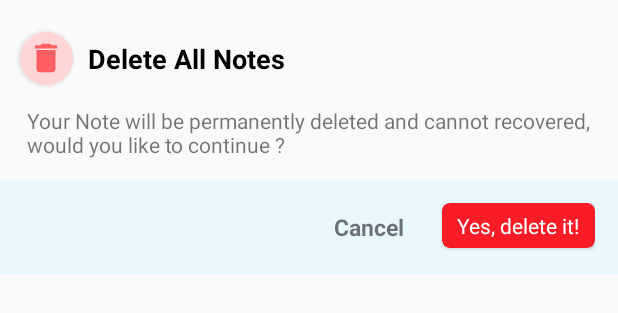
After one commit to adpth/Note-App, an Android app: the layout delete_dialog.xml on its own in the app's theme, with its tools: preview values and no code run, on a phone screen of 412 x 824 dp. The commit adds this screen. Shown: the top 313 px of the screen. Run offline under Robolectric (Android 15) with nearby library versions, the phone set to English and light mode, and no system bars.

Commit message:
Added Alert Dialog, Search Functionality

```diff
--- a/app/src/main/java/com/adpth/noteapp/NoteAdapter.java
+++ b/app/src/main/java/com/adpth/noteapp/NoteAdapter.java
@@ -66,6 +66,7 @@ public class NoteAdapter extends RecyclerView.Adapter<NoteAdapter.ViewHolder> {
     public static class ViewHolder extends RecyclerView.ViewHolder {
 
         TextView textTitle,textDescp,textTime;
+
         public ViewHolder(@NonNull View itemView) {
             super(itemView);
             textTitle = itemView.findViewById(R.id.title);
--- a/app/src/main/java/com/adpth/noteapp/NoteDetailActivity.java
+++ b/app/src/main/java/com/adpth/noteapp/NoteDetailActivity.java
@@ -6,8 +6,6 @@ import androidx.appcompat.app.AppCompatActivity;
 import android.content.Intent;
 import android.os.Bundle;
 import android.text.TextUtils;
-import android.view.Menu;
-import android.view.MenuItem;
 import android.view.View;
 import android.widget.Button;
 import android.widget.EditText;
--- /dev/null
+++ b/app/src/main/res/drawable-v21/ripple.xml
@@ -0,0 +1,7 @@
+<?xml version="1.0" encoding="utf-8"?>
+<ripple android:color="#E975D3FF"  xmlns:android="http://schemas.android.com/apk/res/android">
+
+    <item android:id="@+id/mask"
+        android:drawable="@color/ripple"/>
+
+</ripple>
--- /dev/null
+++ b/app/src/main/res/drawable/ic_delete.xml
@@ -0,0 +1,5 @@
+<vector android:height="24dp" android:tint="#FF5F63"
+    android:viewportHeight="24" android:viewportWidth="24"
+    android:width="24dp" xmlns:android="http://schemas.android.com/apk/res/android">
+    <path android:fillColor="@android:color/white" android:pathData="M6,19c0,1.1 0.9,2 2,2h8c1.1,0 2,-0.9 2,-2V7H6v12zM19,4h-3.5l-1,-1h-5l-1,1H5v2h14V4z"/>
+</vector>
--- /dev/null
+++ b/app/src/main/res/drawable/ripple.xml
@@ -0,0 +1,9 @@
+<?xml version="1.0" encoding="utf-8"?>
+<ripple xmlns:tools="http://schemas.android.com/tools"
+    android:color="#E975D3FF"  xmlns:android="http://schemas.android.com/apk/res/android"
+    tools:targetApi="lollipop">
+
+    <item android:id="@+id/mask"
+        android:drawable="@color/ripple"/>
+
+</ripple>
--- /dev/null
+++ b/app/src/main/res/layout/delete_dialog.xml
@@ -0,0 +1,125 @@
+<?xml version="1.0" encoding="utf-8"?>
+<LinearLayout
+    xmlns:android="http://schemas.android.com/apk/res/android"
+    xmlns:app="http://schemas.android.com/apk/res-auto"
+    android:layout_width="match_parent"
+    android:orientation="vertical"
+    android:layout_height="wrap_content">
+
+    <androidx.constraintlayout.widget.ConstraintLayout
+        android:id="@+id/constaints"
+        android:layout_width="match_parent"
+        android:layout_height="wrap_content"
+        android:paddingEnd="10dp"
+        android:paddingStart="10dp"
+        android:paddingTop="18dp">
+
+        <androidx.cardview.widget.CardView
+            android:id="@+id/cardView"
+            android:layout_width="35dp"
+            android:layout_height="35dp"
+            android:layout_margin="3dp"
+            android:layout_marginStart="40dp"
+            android:layout_marginTop="50dp"
+            android:layout_weight="0"
+            app:cardBackgroundColor="@color/delete_dialog_bg"
+            app:cardCornerRadius="20dp"
+            app:layout_constraintStart_toStartOf="parent"
+            app:layout_constraintTop_toTopOf="parent">
+
+            <RelativeLayout
+                android:layout_width="match_parent"
+                android:layout_height="match_parent"
+                android:background="@color/delete_dialog_bg"
+                android:clickable="true"
+                android:focusable="true">
+
+                <ImageView
+                    android:layout_width="25dp"
+                    android:layout_height="25dp"
+                    android:layout_centerHorizontal="true"
+                    android:layout_centerVertical="true"
+                    android:background="@drawable/ic_delete"
+                    android:contentDescription="@string/update" />
+
+            </RelativeLayout>
+
+        </androidx.cardview.widget.CardView>
+
+        <TextView
+            android:id="@+id/textView3"
+            android:layout_width="wrap_content"
+            android:layout_height="wrap_content"
+            android:layout_marginStart="10dp"
+            android:text="@string/delete_all_notes"
+            android:textColor="@android:color/black"
+            android:textSize="18sp"
+            android:textStyle="bold"
+            app:layout_constraintBottom_toBottomOf="@+id/cardView"
+            app:layout_constraintStart_toEndOf="@+id/cardView"
+            app:layout_constraintTop_toTopOf="@+id/cardView" />
+
+        <TextView
+            android:id="@+id/textView4"
+            android:layout_width="wrap_content"
+            android:layout_height="wrap_content"
+            android:layout_marginStart="8dp"
+            android:layout_marginTop="14dp"
+            android:text="@string/your_note_will_be_permanently_deleted_and_cannot_recovered_would_you_like_to_continue"
+            app:layout_constraintStart_toStartOf="parent"
+            app:layout_constraintTop_toBottomOf="@+id/cardView" />
+
+    </androidx.constraintlayout.widget.ConstraintLayout>
+
+    <RelativeLayout
+        android:layout_width="match_parent"
+        android:layout_height="wrap_content"
+        android:layout_marginTop="14dp"
+        android:background="#E9F8FF">
+
+        <LinearLayout
+            android:layout_width="wrap_content"
+            android:layout_height="wrap_content"
+            android:layout_alignParentTop="true"
+            android:layout_alignParentEnd="true"
+            android:layout_margin="15dp">
+
+            <TextView
+                android:id="@+id/cancel"
+                android:layout_width="wrap_content"
+                android:layout_height="wrap_content"
+                android:ellipsize="end"
+                android:background="@drawable/ripple"
+                android:layout_marginEnd="20dp"
+                android:lines="1"
+                android:padding="5dp"
+                android:text="@string/cancel"
+                android:textSize="15sp"
+                android:textStyle="bold" />
+
+            <androidx.cardview.widget.CardView
+                android:layout_width="wrap_content"
+                android:layout_height="wrap_content"
+                app:cardBackgroundColor="#F71C26"
+                android:clickable="true"
+                app:cardCornerRadius="5dp"
+                android:focusable="true">
+
+                <TextView
+                    android:id="@+id/delete"
+                    android:layout_width="wrap_content"
+                    android:layout_height="wrap_content"
+                    android:paddingLeft="10dp"
+                    android:paddingTop="5dp"
+                    android:paddingRight="10dp"
+                    android:paddingBottom="5dp"
+                    android:text="@string/yes_delete_it"
+                    android:textColor="@android:color/white" />
+
+            </androidx.cardview.widget.CardView>
+
+        </LinearLayout>
+
+    </RelativeLayout>
+
+</LinearLayout>
--- a/app/src/main/res/layout/design_note.xml
+++ b/app/src/main/res/layout/design_note.xml
@@ -4,8 +4,8 @@
     android:layout_width="match_parent"
     android:layout_marginLeft="8dp"
     android:layout_marginRight="8dp"
-    android:layout_marginTop="10dp"
-    android:layout_marginBottom="10dp"
+    android:layout_marginTop="5dp"
+    android:layout_marginBottom="5dp"
     android:layout_height="wrap_content"
     android:orientation="vertical"
     app:cardCornerRadius="5dp">
--- a/app/src/main/res/values/colors.xml
+++ b/app/src/main/res/values/colors.xml
@@ -17,4 +17,9 @@
     <color name="logout_color">#C9294F</color>
     <color name="logout_color_bg">#F8D5E3</color>
 
+    <color name="delete_dialog">#FF5F63</color>
+    <color name="delete_dialog_bg">#FFD5D6</color>
+
+    <color name="ripple">#E9F8FF</color>
+
 </resources>
--- a/app/src/main/res/values/strings.xml
+++ b/app/src/main/res/values/strings.xml
@@ -9,7 +9,6 @@
     <string name="edit_note">Edit Note</string>
     <string name="delete_note">Delete Note</string>
     <string name="create_note">Create Note</string>
-    <string name="cancel">Cancel</string>
     <string name="description">Description</string>
     <string name="add_title">Add Title</string>
     <string name="title">Title</string>
@@ -26,5 +25,9 @@
     <string name="version_1_0_0">Version : 1.0.0</string>
     <string name="create_your_own_note_now">Create your own Note now !</string>
     <string name="profile_bg">profile_bg</string>
+    <string name="delete_all_notes">Delete All Notes</string>
+    <string name="your_note_will_be_permanently_deleted_and_cannot_recovered_would_you_like_to_continue">Your Note will be permanently deleted and cannot recovered, would you like to continue ?</string>
+    <string name="cancel">Cancel</string>
+    <string name="yes_delete_it">Yes, delete it!</string>
 
 </resources>
--- a/app/src/main/res/values/styles.xml
+++ b/app/src/main/res/values/styles.xml
@@ -7,4 +7,8 @@
         <item name="colorAccent">@color/colorAccent</item>
     </style>
 
+    <style name="CustomAlertDialog" parent="Theme.AppCompat.Light.Dialog.Alert">
+        <item name="android:windowBackground">@drawable/progress_bg</item>
+    </style>
+
 </resources>
```
Also changed, not shown: app/src/main/java/com/adpth/noteapp/EditNoteActivity.java (+7 -4 lines), app/src/main/java/com/adpth/noteapp/MainActivity.java (+87 -27 lines), app/src/main/java/com/adpth/noteapp/ProfileActivity.java (+32 -3 lines), app/src/main/res/drawable/circle.xml (added, +23 -0 lines), app/src/main/res/drawable/progress_bg.xml (added, +7 -0 lines), app/src/main/res/layout/activity_main.xml (+8 -3 lines).
